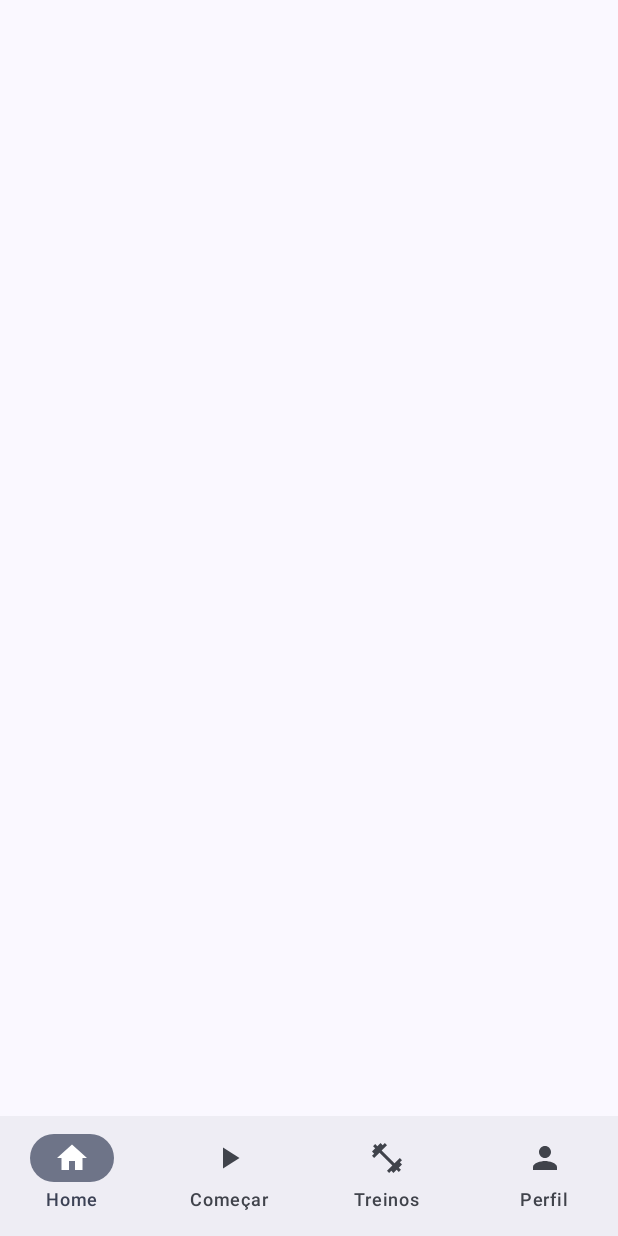
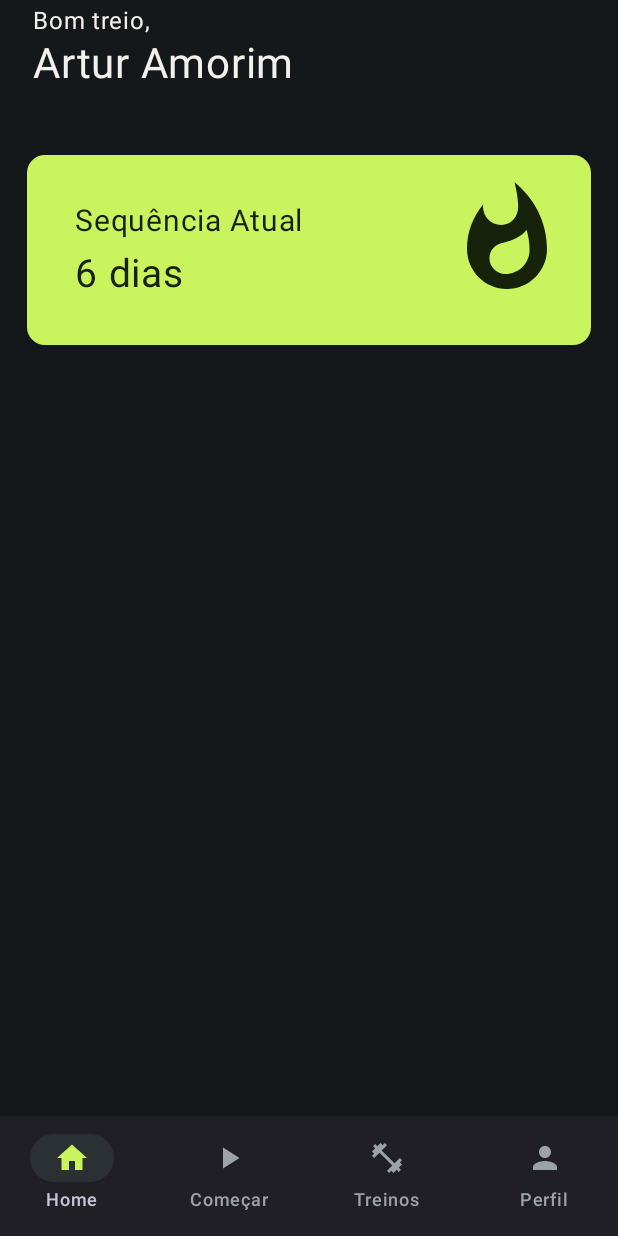
Before and after one commit to ArturSAmorim/TaPago, an Android app built with Jetpack Compose: the screen it shows after launch (MainActivity), on a phone screen of 412 x 824 dp. Run offline under Robolectric (Android 15) with nearby library versions, the phone set to English and light mode, and no system bars.

Commit message:
refactor(nav): centraliza rotas em object Rotas feat(viewmodels)cria os viewsmiodels create(model)criado sessão treinos feat(themes)criado temas e colores

```diff
--- /dev/null
+++ b/app/src/main/java/com/example/tapago/data/model/SessaoTreino.kt
@@ -0,0 +1,10 @@
+package com.example.tapago.data.model
+
+import android.icu.util.LocaleData
+
+data class SessaoTreino(
+    val treino: Treino,
+    val data: LocaleData,
+    ) {
+
+}
--- a/app/src/main/java/com/example/tapago/data/model/Treino.kt
+++ b/app/src/main/java/com/example/tapago/data/model/Treino.kt
@@ -13,4 +13,8 @@ data class Treino(
 ){
     val tempo: Int
         get()= exercicios.sumOf { it.series*(it.tempoExecucao + it.tempoDescanso) }
+    val treinoConcluido: Boolean
+        get()= exercicios.all {it.concluido}
+
+
 }
--- a/app/src/main/java/com/example/tapago/ui/navigation/AppNavigation.kt
+++ b/app/src/main/java/com/example/tapago/ui/navigation/AppNavigation.kt
@@ -56,25 +56,25 @@ fun ConfiguracaoNav(){
         innerPadding ->
         NavHost(
             navController= navController,
-            startDestination = "HomeScreen",
+            startDestination = Rotas.HOME,
             modifier = Modifier.padding(innerPadding)
         ){
-            composable("HomeScreen") {
+            composable(Rotas.HOME) {
                 HomeScreen()
             }
-            composable("TreinoScreen") {
+            composable(Rotas.TREINO) {
                 ListaTreinoScreen(onTreinoClick = { treino ->
-                    navController.navigate("ItemTreinoScreen/${treino.id}")
+                    navController.navigate(Rotas.itemTreino(treino.id))
                 })
             }
             composable(
-                route = "ItemTreinoScreen/{treinoId}",
+                route = Rotas.ITEM_TREINO,
                 arguments = listOf(navArgument("treinoId") { type = NavType.IntType })
             ) { backStackEntry ->
                 val id = backStackEntry.arguments?.getInt("treinoId") ?: 0
                 ItemTreinoScreen(treinoId = id, onBackClick = { navController.popBackStack() })
             }
-            composable("PerfilScreen") {
+            composable(Rotas.PERFIL) {
                 PerfilScreen()
             }
         }
--- /dev/null
+++ b/app/src/main/java/com/example/tapago/ui/navigation/Rotas.kt
@@ -0,0 +1,12 @@
+package com.example.tapago.ui.navigation
+
+object Rotas {
+    const val HOME= "HomeScreen"
+    const val TREINO= "TreinoScreen"
+
+    const val PERFIL= "PerfilScreen"
+
+    const val ITEM_TREINO = "ItemTreinoScreen/{treinoId}"
+
+    fun itemTreino(id: Int) = "ItemTreinoScreen/$id"
+}
--- a/app/src/main/java/com/example/tapago/ui/screen/HomeScreen.kt
+++ b/app/src/main/java/com/example/tapago/ui/screen/HomeScreen.kt
@@ -1,12 +1,114 @@
 package com.example.tapago.ui.screen
 
+import androidx.compose.foundation.layout.Arrangement
+import androidx.compose.foundation.layout.Column
+import androidx.compose.foundation.layout.Row
+import androidx.compose.foundation.layout.Spacer
+import androidx.compose.foundation.layout.fillMaxSize
+import androidx.compose.foundation.layout.fillMaxWidth
+import androidx.compose.foundation.layout.padding
+import androidx.compose.foundation.layout.paddingFrom
+import androidx.compose.foundation.layout.size
+import androidx.compose.material.icons.Icons
+import androidx.compose.material.icons.filled.LocalFireDepartment
+import androidx.compose.material.icons.filled.SevereCold
+import androidx.compose.material.icons.filled.Whatshot
+import androidx.compose.material3.Card
+import androidx.compose.material3.CardDefaults
+import androidx.compose.material3.Icon
+import androidx.compose.material3.MaterialTheme
+import androidx.compose.material3.Text
 import androidx.compose.runtime.Composable
+import androidx.compose.ui.Modifier
+import androidx.compose.ui.graphics.Color
+import androidx.compose.ui.layout.layout
+import androidx.compose.ui.tooling.preview.Preview
+import androidx.compose.ui.unit.dp
+import androidx.compose.ui.unit.sp
 
 @Composable
 fun HomeScreen()
 {
+    Column(
+        modifier = Modifier
+            .fillMaxSize()
+            .padding(2.dp)
 
+    ) {
+        Text(
+            text = "Bom treio,",
+            fontSize = 16.sp,
+            modifier = Modifier.padding(start = 20.dp)
+        )
+        Text(
+            text = "Artur Amorim",//Vai ser trocado pelo User
+            fontSize = 28.sp,
+            modifier = Modifier.padding(start = 20.dp)
+        )
+        Spacer(modifier = Modifier.padding(14.dp))
+        CardSequencia()
+
+    }
 
 
 
 }
+@Composable
+fun CardSequencia(){
+
+    val seq=6// Teste de logica para sequencia
+    val colorSequenciaBoa= MaterialTheme.colorScheme.primary
+    val colorSequenciaRuim= Color(0xFF00BCD4)
+
+    Card(
+        modifier = Modifier
+            .fillMaxWidth()
+            .padding(16.dp),
+        colors= CardDefaults.cardColors(
+            if(seq>=1) colorSequenciaBoa else colorSequenciaRuim
+        )
+
+    ){
+        Row(
+            modifier = Modifier.fillMaxWidth()
+                                .padding(16.dp),
+            horizontalArrangement = Arrangement.SpaceBetween
+        ){
+            Column(Modifier.padding(16.dp)) {
+                Text(
+                    text = "Sequência Atual",
+                    fontSize = 20.sp
+
+                )
+                Spacer(Modifier.padding(4.dp))
+                Text(
+                    text="6 dias",
+                    fontSize = 26.sp
+                )
+            }
+            if(seq>=1) {
+                Icon(
+                    imageVector = Icons.Filled.Whatshot,
+                    contentDescription = "Sequencia Completa",
+                    modifier = Modifier.size(80.dp)
+                )
+            }
+            if(seq==0){
+                Icon(
+                    imageVector = Icons.Filled.SevereCold,
+                    contentDescription = "Sequencia Atrasada",
+                    modifier = Modifier.size(80.dp)
+                )
+            }
+
+        }
+    }
+
+}
+
+
+@Preview
+@Composable
+fun HomeScreenPreview() {
+    HomeScreen()
+}
--- a/app/src/main/java/com/example/tapago/ui/theme/Color.kt
+++ b/app/src/main/java/com/example/tapago/ui/theme/Color.kt
@@ -2,10 +2,18 @@ package com.example.tapago.ui.theme
 
 import androidx.compose.ui.graphics.Color
 
-val Purple80 = Color(0xFFD0BCFF)
-val PurpleGrey80 = Color(0xFFCCC2DC)
-val Pink80 = Color(0xFFEFB8C8)
+val Purple80 = Color(0xFF3F51B5)
+val PurpleGrey80 = Color(0xFF000000)
+val Pink80 = Color(0xFFFFFFFF)
 
-val Purple40 = Color(0xFF6650a4)
-val PurpleGrey40 = Color(0xFF625b71)
-val Pink40 = Color(0xFF7D5260)
+val Purple40 = Color(0xFF030BC4)
+val PurpleGrey40 = Color(0xFFFFFFFF)
+val Pink40 = Color(0xFFF44336)
+
+val LimeAccent = Color(0xFFC9F45D)      // primary
+val DeepMossGreen = Color(0xFF16220A)   // onPrimary
+val CharcoalBlack = Color(0xFF14181A)   // background
+val IvoryWhite = Color(0xFFF4F1EA)      // onBackground / onSurface
+val SlateSurface = Color(0xFF1F2528)    // surface
+val GraphiteVariant = Color(0xFF2A3033) // surfaceVariant
+val MutedSilver = Color(0xFF9BA3A8)     // onSurfaceVariant
--- a/app/src/main/java/com/example/tapago/ui/theme/Theme.kt
+++ b/app/src/main/java/com/example/tapago/ui/theme/Theme.kt
@@ -9,46 +9,31 @@ import androidx.compose.material3.dynamicDarkColorScheme
 import androidx.compose.material3.dynamicLightColorScheme
 import androidx.compose.material3.lightColorScheme
 import androidx.compose.runtime.Composable
+import androidx.compose.ui.graphics.Color
 import androidx.compose.ui.platform.LocalContext
 
-private val DarkColorScheme = darkColorScheme(
-    primary = Purple80,
-    secondary = PurpleGrey80,
-    tertiary = Pink80
-)
 
-private val LightColorScheme = lightColorScheme(
-    primary = Purple40,
-    secondary = PurpleGrey40,
-    tertiary = Pink40
 
-    /* Other default colors to override
-    background = Color(0xFFFFFBFE),
-    surface = Color(0xFFFFFBFE),
-    onPrimary = Color.White,
-    onSecondary = Color.White,
-    onTertiary = Color.White,
-    onBackground = Color(0xFF1C1B1F),
-    onSurface = Color(0xFF1C1B1F),
-    */
+
+private val TaPagoDarkColors = darkColorScheme(
+    primary = LimeAccent,
+    onPrimary = DeepMossGreen,
+    background = CharcoalBlack,
+    onBackground = IvoryWhite,
+    surface = SlateSurface,
+    onSurface = IvoryWhite,
+    surfaceVariant = GraphiteVariant,
+    onSurfaceVariant = MutedSilver,
+    secondaryContainer = GraphiteVariant,
+    onSecondaryContainer = LimeAccent
 )
 
 @Composable
 fun TaPagoTheme(
-    darkTheme: Boolean = isSystemInDarkTheme(),
-    // Dynamic color is available on Android 12+
-    dynamicColor: Boolean = true,
+    darkTheme: Boolean = true,
     content: @Composable () -> Unit
 ) {
-    val colorScheme = when {
-        dynamicColor && Build.VERSION.SDK_INT >= Build.VERSION_CODES.S -> {
-            val context = LocalContext.current
-            if (darkTheme) dynamicDarkColorScheme(context) else dynamicLightColorScheme(context)
-        }
-
-        darkTheme -> DarkColorScheme
-        else -> LightColorScheme
-    }
+    val colorScheme = TaPagoDarkColors
 
     MaterialTheme(
         colorScheme = colorScheme,
--- a/app/src/main/java/com/example/tapago/ui/viewmodels/TreinoViewModel.kt
+++ b/app/src/main/java/com/example/tapago/ui/viewmodels/TreinoViewModel.kt
@@ -23,4 +23,5 @@ class TreinoViewModel: ViewModel() {
     fun removerExercicio(treino: Treino) {
         _treinos.value -= treino
     }
+
 }
```
